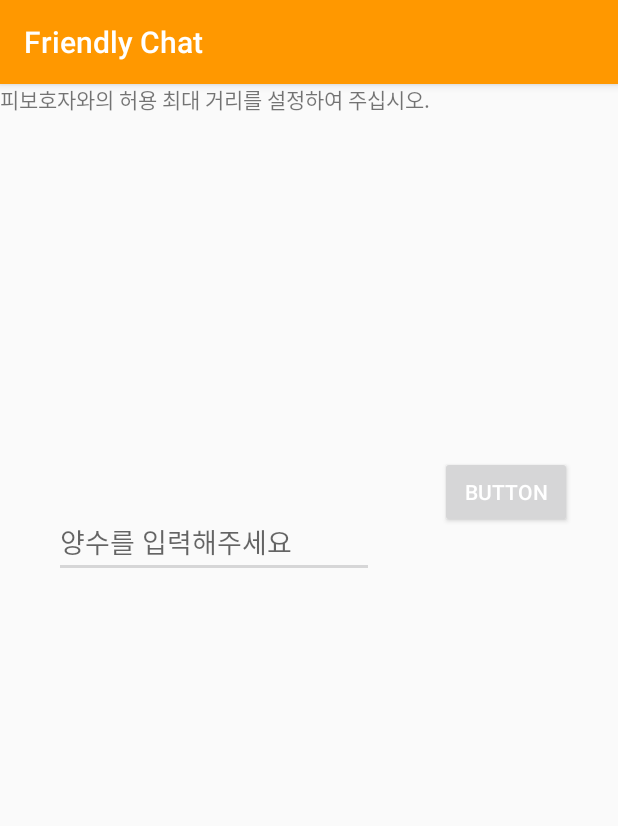
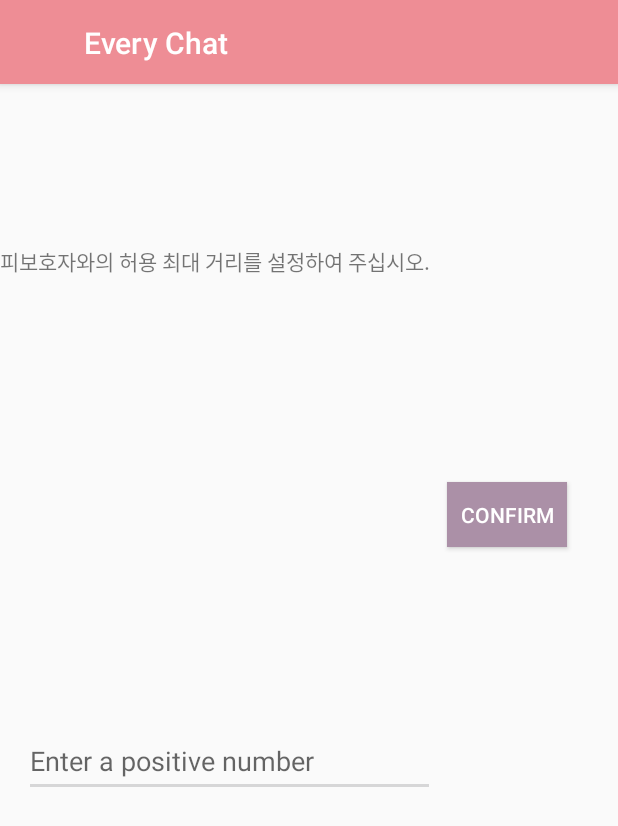
Before and after one commit to HeejoNam/OpenSW, an Android app: the DistanceActivity screen opened directly, with no data from a screen before it, on a phone screen of 412 x 824 dp. Shown: the top 826 px of the screen. Run offline under Robolectric (Android 15) with nearby library versions, the phone set to English and light mode, and no system bars.

Commit message:
중간저장

```diff
--- a/app/src/main/res/layout/activity_dist.xml
+++ b/app/src/main/res/layout/activity_dist.xml
@@ -12,38 +12,43 @@
         android:id="@+id/textView3"
         android:layout_width="wrap_content"
         android:layout_height="wrap_content"
+        android:layout_marginTop="108dp"
         android:inputType="number"
         android:text="피보호자와의 허용 최대 거리를 설정하여 주십시오."
-        tools:layout_editor_absoluteX="46dp"
-        tools:layout_editor_absoluteY="39dp" />
+        app:layout_constraintTop_toTopOf="parent"
+        tools:layout_editor_absoluteX="46dp" />
 
     <Button
         android:id="@+id/button3"
-        android:layout_width="wrap_content"
-        android:layout_height="wrap_content"
+        android:layout_width="80dp"
+        android:layout_height="43dp"
+        android:layout_marginEnd="8dp"
         android:layout_marginStart="8dp"
         android:layout_marginTop="8dp"
-        android:layout_marginEnd="8dp"
-        android:layout_marginBottom="232dp"
-        android:text="Button"
+        android:background="@color/colorPurple"
+        android:text="Confirm"
         app:layout_constraintBottom_toBottomOf="parent"
         app:layout_constraintEnd_toEndOf="parent"
-        app:layout_constraintHorizontal_bias="0.619"
+        app:layout_constraintHorizontal_bias="0.0"
         app:layout_constraintStart_toEndOf="@+id/editText"
-        app:layout_constraintTop_toTopOf="parent" />
+        app:layout_constraintTop_toTopOf="parent"
+        app:layout_constraintVertical_bias="0.359" />
 
     <EditText
         android:id="@+id/editText"
-        android:layout_width="wrap_content"
-        android:layout_height="wrap_content"
-        android:layout_marginStart="36dp"
+        android:layout_width="274dp"
+        android:layout_height="47dp"
+        android:layout_marginBottom="287dp"
+        android:layout_marginEnd="8dp"
+        android:layout_marginStart="16dp"
         android:layout_marginTop="8dp"
-        android:layout_marginBottom="280dp"
         android:ems="10"
-        android:hint="양수를 입력해주세요"
+        android:hint="Enter a positive number"
         android:inputType="textPersonName"
         app:layout_constraintBottom_toBottomOf="parent"
+        app:layout_constraintEnd_toEndOf="parent"
+        app:layout_constraintHorizontal_bias="0.0"
         app:layout_constraintStart_toStartOf="parent"
         app:layout_constraintTop_toTopOf="parent"
-        app:layout_constraintVertical_bias="0.632" />
+        app:layout_constraintVertical_bias="0.988" />
 </android.support.constraint.ConstraintLayout>
--- a/app/src/main/res/layout/activity_sign_in.xml
+++ b/app/src/main/res/layout/activity_sign_in.xml
@@ -12,7 +12,7 @@
         android:textSize="30sp"
         android:textStyle="bold"
         android:layout_gravity="center_horizontal"
-        android:layout_marginTop="40dp"
+        android:layout_marginTop="180dp"
         android:text="@string/sign_in"/>
 
     <com.google.android.gms.common.SignInButton
--- a/app/src/main/res/values/colors.xml
+++ b/app/src/main/res/values/colors.xml
@@ -1,7 +1,7 @@
 <?xml version="1.0" encoding="utf-8"?>
 <resources>
-    <color name="colorPrimary">#FF9800</color>
-    <color name="colorPrimaryDark">#E65100</color>
-    <color name="colorEwhagreenn">#2E7D32</color>
+    <color name="colorPrimary">#ee8d95</color>
+    <color name="colorPrimaryDark">#ee8d95</color>
+    <color name="colorPurple">#ab90a7</color>
     <color name="colorTitle">#ffffff</color>
 </resources>
--- a/app/src/main/res/values/strings.xml
+++ b/app/src/main/res/values/strings.xml
@@ -1,10 +1,10 @@
 <resources>
-    <string name="app_name">Friendly Chat</string>
+    <string name="app_name">　　Every Chat</string>
     <string name="welcome_msg">Welcome!</string>
     <string name="sign_out">Sign Out</string>
     <string name="contacts_permission_rationale">Access to account information is required to sign in.</string>
     <string name="invite_menu_label">Invite</string>
-    <string name="invitation_message">Please join me for a friendly chat</string>
+    <string name="invitation_message">Please join me for a Every chat</string>
     <string name="invitation_cta">Call to action</string>
     <string name="invitation_title">Friendly Chat Invite</string>
     <string name="sign_in">Sign In</string>
```
Also changed, not shown: app/src/main/res/layout/activity_main.xml (+11 -9 lines), app/src/main/res/layout/activity_maps.xml (+6 -4 lines).
